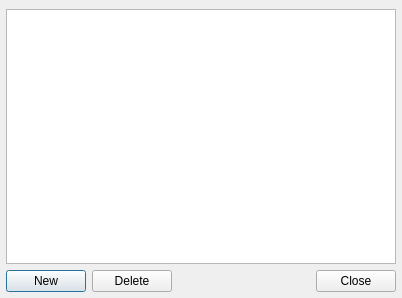
Before: the Qt Designer form src/ui/forms/playlistbrowser.ui in ksv1986/qmmp-staging, drawn with Qt 5.
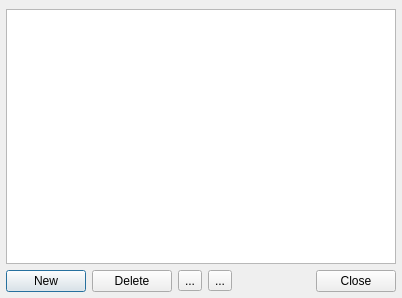
After: the same form once the commit is applied.

Commit message: plalist browser: added sort buttons

Patch:
```diff
--- a/src/ui/forms/playlistbrowser.ui
+++ b/src/ui/forms/playlistbrowser.ui
@@ -29,7 +29,7 @@
    <property name="spacing">
     <number>6</number>
    </property>
-   <item row="0" column="0" colspan="3">
+   <item row="0" column="0" colspan="5">
     <widget class="QListWidget" name="listWidget">
      <property name="selectionMode">
       <enum>QAbstractItemView::ExtendedSelection</enum>
@@ -53,7 +53,7 @@
      </property>
     </widget>
    </item>
-   <item row="1" column="2">
+   <item row="1" column="4">
     <widget class="QDialogButtonBox" name="buttonBox">
      <property name="orientation">
       <enum>Qt::Horizontal</enum>
@@ -63,6 +63,20 @@
      </property>
     </widget>
    </item>
+   <item row="1" column="2">
+    <widget class="QToolButton" name="downButton">
+     <property name="text">
+      <string>...</string>
+     </property>
+    </widget>
+   </item>
+   <item row="1" column="3">
+    <widget class="QToolButton" name="upButton">
+     <property name="text">
+      <string>...</string>
+     </property>
+    </widget>
+   </item>
   </layout>
  </widget>
  <resources/>
```
The commit also changes 4 other files.
